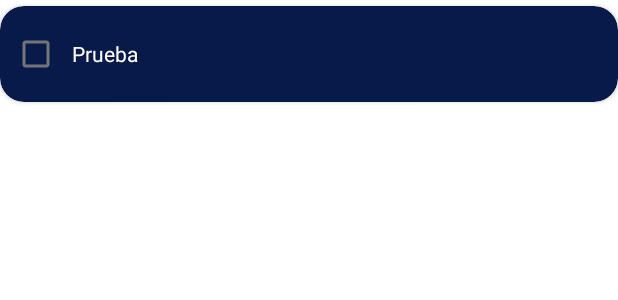
After one commit to kalsmith/AndroidMaster, an Android app: the layout item_todo_task.xml on its own in the app's theme, with its tools: preview values and no code run, on a phone screen of 412 x 824 dp. The commit adds this screen. Shown: the top 300 px of the screen. Run offline under Robolectric (Android 15) with nearby library versions, the phone set to English and light mode, and no system bars.

Commit message:
Se agregaron las task

```diff
--- /dev/null
+++ b/app/src/main/java/com/kal/androidmaster/firstapp/todoapp/Task.kt
@@ -0,0 +1,3 @@
+package com.kal.androidmaster.firstapp.todoapp
+
+data class Task(val name:String, val category: TaskCategory, var isSelected:Boolean = false)
--- /dev/null
+++ b/app/src/main/res/layout/item_todo_task.xml
@@ -0,0 +1,33 @@
+<?xml version="1.0" encoding="utf-8"?>
+<androidx.cardview.widget.CardView xmlns:android="http://schemas.android.com/apk/res/android"
+    android:layout_width="match_parent"
+    android:layout_height="wrap_content"
+    xmlns:app="http://schemas.android.com/apk/res-auto"
+    xmlns:tools="http://schemas.android.com/tools"
+    app:cardCornerRadius="16dp"
+    app:cardBackgroundColor="@color/todo_background_card"
+    android:layout_marginVertical="4dp">
+
+    <LinearLayout
+        android:paddingVertical="8dp"
+        android:layout_width="match_parent"
+        android:layout_height="wrap_content"
+        android:orientation="horizontal">
+
+        <CheckBox
+    android:id="@+id/cbTask"
+    android:layout_width="wrap_content"
+    android:layout_height="wrap_content"/>
+
+        <TextView
+            android:id="@+id/tvTask"
+            android:layout_width="wrap_content"
+            android:layout_height="wrap_content"
+            android:textColor="@color/white"
+            tools:text="Prueba"/>
+
+
+
+    </LinearLayout>
+
+</androidx.cardview.widget.CardView>
--- a/app/src/main/res/values/strings.xml
+++ b/app/src/main/res/values/strings.xml
@@ -26,6 +26,7 @@
 
     <string name="todo_title">Hola Cesar</string>
     <string name="todo_categories">Categorias</string>
+    <string name="todo_task">Tareas</string>
 
 
 
```
Also changed, not shown: app/src/main/java/com/kal/androidmaster/firstapp/todoapp/TaskAdapter.kt (added, +19 -0 lines), app/src/main/java/com/kal/androidmaster/firstapp/todoapp/TaskViewHolder.kt (added, +20 -0 lines), app/src/main/java/com/kal/androidmaster/firstapp/todoapp/TodoActivity.kt (+17 -5 lines), app/src/main/res/layout/activity_todo.xml (+19 -13 lines), app/src/main/res/values/themes.xml (+9 -0 lines).
